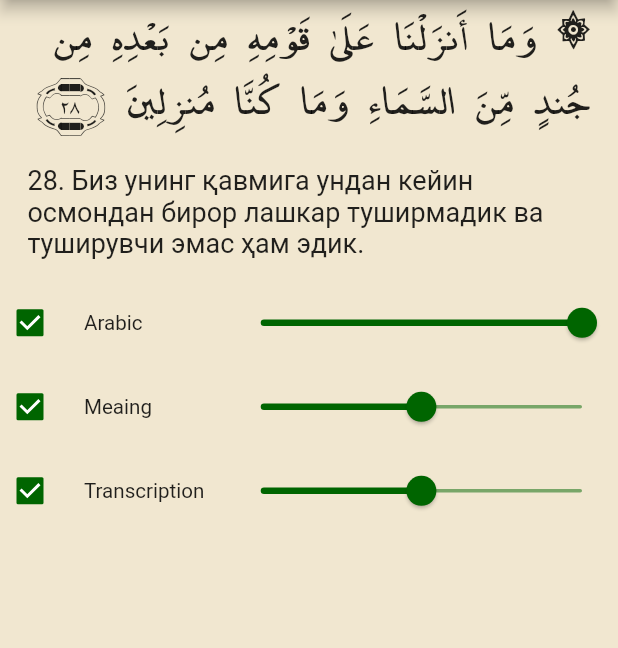
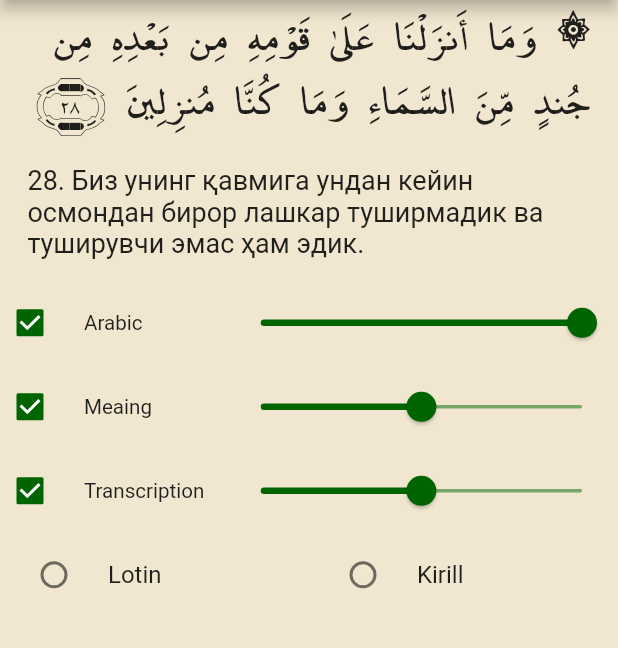
Before and after one commit to MirrikhSoftware/Yasin-flutter, a Flutter app: the SettingsScreen screen opened by its route, on a phone screen of 412 x 824 dp, the part 84-732 px from its top. Run offline on Flutter 3.47's test engine with Material 2 defaults, Android fonts, the phone set to English and light mode, and no system bars; our stand-ins replace audioplayers, bloc, flutter_bloc, flutter_screenutil, hive, hive_flutter and 1 more; accounts and stored records are empty.

Commit message:
app locales

```diff
--- a/lib/core/constants/app_strings.dart
+++ b/lib/core/constants/app_strings.dart
@@ -28,6 +28,6 @@ class AppLocales {
       };
   Map<String, String> _setString(String uz, String cr) => {
         "uz": uz,
-        "en": cr,
+        "cr": cr,
       };
 }
--- a/lib/screens/settings/settings_screen.dart
+++ b/lib/screens/settings/settings_screen.dart
@@ -32,9 +32,36 @@ class _SettingsScreenState extends State<SettingsScreen> {
           _setData(SizeType.arabic),
           _setData(SizeType.meainig),
           _setData(SizeType.transcription),
+          _showLocale(),
         ],
       ),
     );
+  }
+
+  Row _showLocale() => Row(
+        children: [
+          Expanded(
+            child: AppRadioListTile(
+              title: 'Lotin',
+              onChanged: _onChanged,
+              group: _locale,
+            ),
+          ),
+          Expanded(
+            child: AppRadioListTile(
+              title: 'Kirill',
+              onChanged: _onChanged,
+              group: _locale,
+            ),
+          ),
+        ],
+      );
+
+  void _onChanged(Object? value) async{
+    await AppPrefs.setLocale(value == 'Lotin' ? 'uz' : 'cr');
+    setState(() {
+      _locale = value.toString();
+    });
   }
 
   Row _setData(SizeType type) {
@@ -92,7 +119,7 @@ class _SettingsScreenState extends State<SettingsScreen> {
               }
             },
           ),
-        )
+        ),
       ],
     );
   }
--- a/lib/widgets/app_radio_list_tile.dart
+++ b/lib/widgets/app_radio_list_tile.dart
@@ -1,14 +1,13 @@
 import 'package:flutter/material.dart';
+import 'package:yaaseen/core/constants/app_colors.dart';
 
 class AppRadioListTile extends StatelessWidget {
   final String title;
-  final bool value;
   final ValueChanged<Object?>? onChanged;
   final String group;
   const AppRadioListTile({
     Key? key,
     required this.title,
-    required this.value,
     required this.onChanged,
     required this.group,
   }) : super(key: key);
@@ -16,10 +15,11 @@ class AppRadioListTile extends StatelessWidget {
   @override
   Widget build(BuildContext context) {
     return RadioListTile(
-      value: value,
+      value: title,
       title: Text(title),
       onChanged: onChanged,
       groupValue: group,
+      activeColor: AppColors.green,
     );
   }
 }
--- a/lib/widgets/widgets.dart
+++ b/lib/widgets/widgets.dart
@@ -3,3 +3,4 @@ export 'verse_list_tile.dart';
 export 'simple_app_bar.dart';
 export 'home_app_bar.dart';
 export 'app_checkbox_list_tile.dart';
+export 'app_radio_list_tile.dart';
--- a/pubspec.yaml
+++ b/pubspec.yaml
@@ -1,7 +1,7 @@
 name: yaaseen
 description: A new Flutter project.
 
-version: 1.3.4+3
+version: 1.3.5+4
 
 environment:
   sdk: ">=2.16.2 <3.0.0"
```
Also changed, not shown: lib/widgets/home_app_bar.dart (+11 -4 lines).
